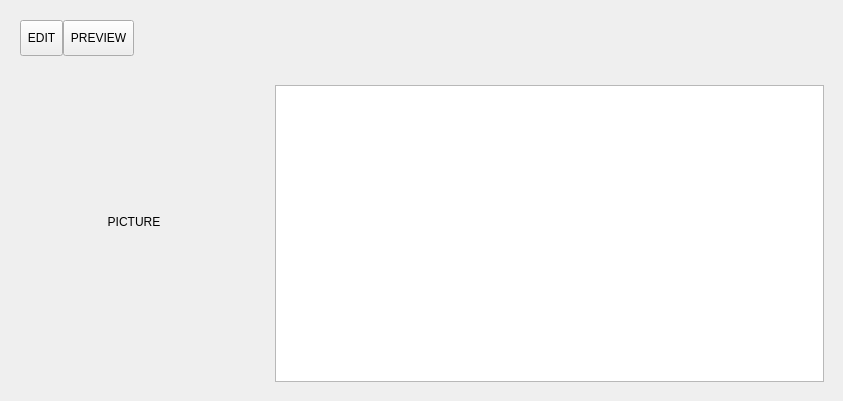
The window that src/tribler-gui/tribler_gui/qt_resources/channel_description.ui (Tribler/tribler) describes before a commit, drawn with Qt 5.
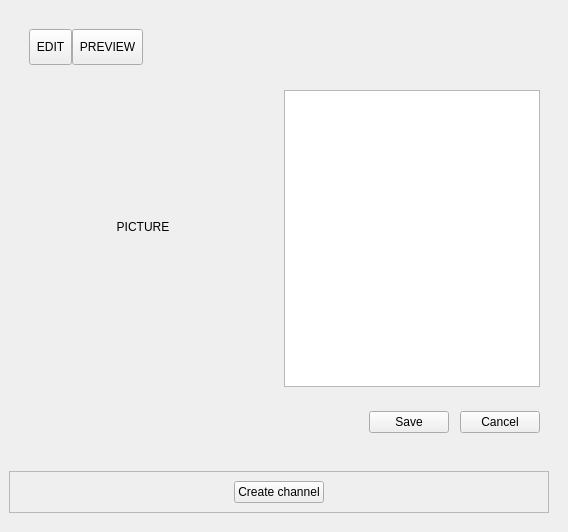
The same window after the commit. The open tabs and pages were chosen to show the change. Icons and pictures are not drawn. Custom widgets are drawn as their Qt base class.

```diff
--- a/src/tribler-gui/tribler_gui/qt_resources/channel_description.ui
+++ b/src/tribler-gui/tribler_gui/qt_resources/channel_description.ui
@@ -2,30 +2,16 @@
 <ui version="4.0">
  <class>channel_description_widget</class>
  <widget class="QWidget" name="channel_description_widget">
-  <property name="geometry">
-   <rect>
-    <x>0</x>
-    <y>0</y>
-    <width>843</width>
-    <height>386</height>
-   </rect>
-  </property>
   <property name="sizePolicy">
-   <sizepolicy hsizetype="Expanding" vsizetype="Fixed">
+   <sizepolicy hsizetype="Preferred" vsizetype="Maximum">
     <horstretch>0</horstretch>
     <verstretch>0</verstretch>
    </sizepolicy>
   </property>
-  <property name="minimumSize">
-   <size>
-    <width>0</width>
-    <height>250</height>
-   </size>
-  </property>
   <property name="maximumSize">
    <size>
     <width>16777215</width>
-    <height>16777215</height>
+    <height>538</height>
    </size>
   </property>
   <property name="styleSheet">
@@ -51,6 +37,9 @@
     <number>10</number>
    </property>
    <item>
+    <widget class="QWidget" name="description_page" native="true">
+     <layout class="QVBoxLayout" name="desciption_edit_widget">
+      <item>
     <widget class="QWidget" name="edit_buttons_panel_widget" native="true">
      <layout class="QHBoxLayout" name="edit_buttons_panel">
       <property name="leftMargin">
@@ -276,8 +265,68 @@
          <item>
           <widget class="QTextEdit" name="edit_text_widget"/>
          </item>
+           </layout>
+          </item>
+         </layout>
+        </widget>
+        <widget class="QWidget" name="preview_tab">
+         <layout class="QHBoxLayout" name="edit_layout">
          <item>
-          <layout class="QHBoxLayout" name="horizontalLayout_2">
+           <layout class="QVBoxLayout" name="verticalLayout_3">
+            <property name="topMargin">
+             <number>10</number>
+            </property>
+            <property name="rightMargin">
+             <number>10</number>
+            </property>
+            <property name="bottomMargin">
+             <number>33</number>
+            </property>
+            <item>
+             <widget class="QLabel" name="label">
+              <property name="minimumSize">
+               <size>
+                <width>250</width>
+                <height>200</height>
+               </size>
+              </property>
+              <property name="text">
+               <string>PICTURE</string>
+              </property>
+              <property name="scaledContents">
+               <bool>false</bool>
+              </property>
+              <property name="alignment">
+               <set>Qt::AlignCenter</set>
+              </property>
+             </widget>
+            </item>
+           </layout>
+          </item>
+          <item>
+           <layout class="QVBoxLayout" name="verticalLayout_2">
+            <item>
+             <widget class="QTextEdit" name="preview_text_widget">
+              <property name="readOnly">
+               <bool>true</bool>
+              </property>
+             </widget>
+            </item>
+            <item>
+             <layout class="QHBoxLayout" name="horizontalLayout_2"/>
+            </item>
+           </layout>
+          </item>
+         </layout>
+        </widget>
+       </widget>
+      </item>
+      <item>
+       <widget class="QWidget" name="bottom_buttons_container" native="true">
+        <layout class="QHBoxLayout" name="horizontalLayout_3">
+         <property name="bottomMargin">
+          <number>10</number>
+         </property>
            <item>
             <spacer name="horizontalSpacer">
              <property name="orientation">
@@ -322,61 +371,40 @@
             </widget>
            </item>
           </layout>
-         </item>
-        </layout>
-       </item>
-      </layout>
-     </widget>
-     <widget class="QWidget" name="preview_tab">
-      <layout class="QHBoxLayout" name="edit_layout">
+       </widget>
+      </item>
+     </layout>
+    </widget>
+   </item>
        <item>
-        <layout class="QVBoxLayout" name="verticalLayout_3">
-         <property name="topMargin">
-          <number>10</number>
-         </property>
-         <property name="rightMargin">
-          <number>10</number>
-         </property>
-         <property name="bottomMargin">
-          <number>33</number>
-         </property>
-         <item>
-          <widget class="QLabel" name="label">
-           <property name="minimumSize">
-            <size>
-             <width>250</width>
-             <height>200</height>
-            </size>
+    <widget class="QWidget" name="create_page" native="true">
+     <layout class="QVBoxLayout" name="create_channel_widget">
+      <item>
+       <widget class="QFrame" name="frame">
+        <property name="frameShape">
+         <enum>QFrame::StyledPanel</enum>
+        </property>
+        <property name="frameShadow">
+         <enum>QFrame::Raised</enum>
+        </property>
+        <layout class="QGridLayout" name="gridLayout">
+         <item row="0" column="0">
+          <widget class="QPushButton" name="pushButton">
+           <property name="sizePolicy">
+            <sizepolicy hsizetype="Fixed" vsizetype="Fixed">
+             <horstretch>0</horstretch>
+             <verstretch>0</verstretch>
+            </sizepolicy>
            </property>
            <property name="text">
-            <string>PICTURE</string>
+            <string>Create channel</string>
            </property>
-           <property name="scaledContents">
-            <bool>false</bool>
-           </property>
-           <property name="alignment">
-            <set>Qt::AlignCenter</set>
-           </property>
           </widget>
          </item>
         </layout>
-       </item>
-       <item>
-        <layout class="QVBoxLayout" name="verticalLayout_2">
-         <item>
-          <widget class="QTextEdit" name="preview_text_widget">
-           <property name="readOnly">
-            <bool>true</bool>
-           </property>
-          </widget>
-         </item>
-         <item>
-          <layout class="QHBoxLayout" name="horizontalLayout_2"/>
-         </item>
-        </layout>
-       </item>
-      </layout>
-     </widget>
+       </widget>
+      </item>
+     </layout>
     </widget>
    </item>
   </layout>
```
Left out of the diff: 2 changed lines with no effect on the pictures. Lines whose indentation alone changed are shown as unchanged.
